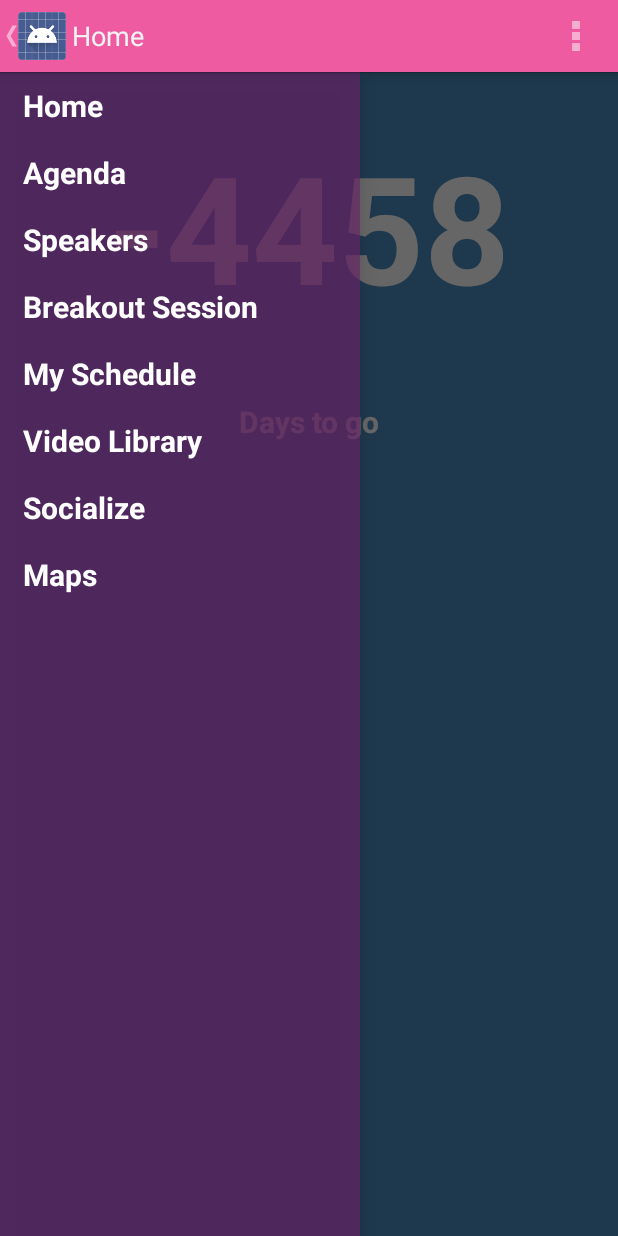
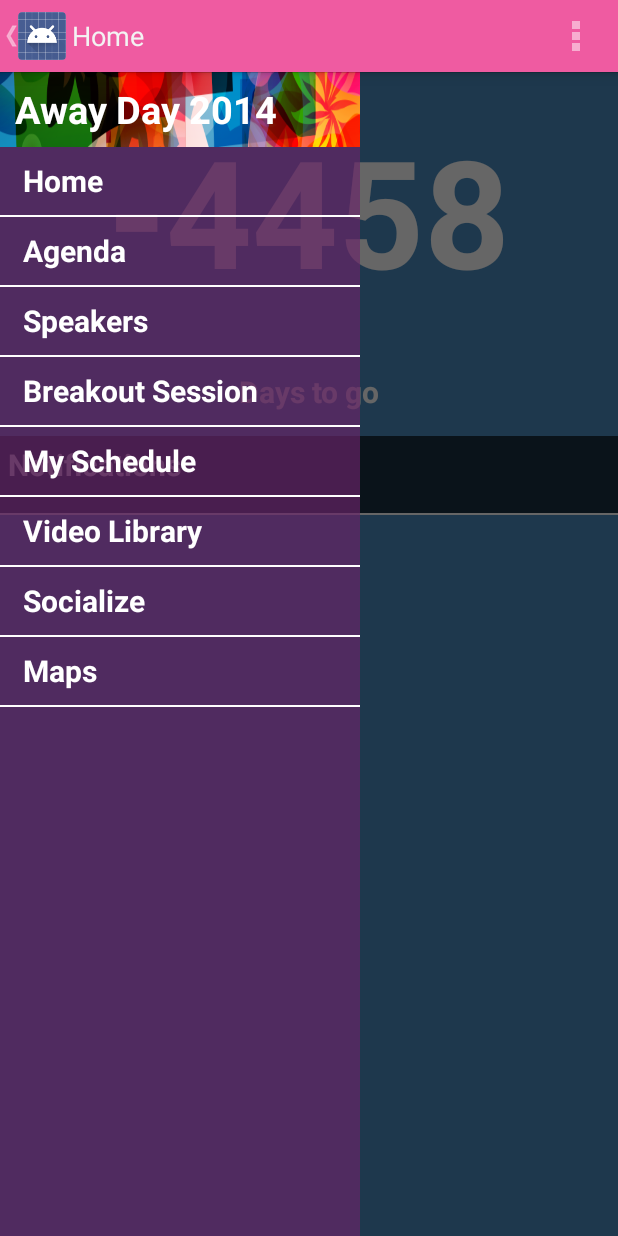
Before and after one commit to thotegowda/awayday2014, an Android app: the screen it shows after launch (HomeActivity), with the side drawer open, on a phone screen of 412 x 824 dp. Run offline under Robolectric (Android 15) with nearby library versions, the phone set to English and light mode, and no system bars; 7 statements that could not run were skipped.

Commit message:
Thote | styled home screen and navigation drawer.

```diff
--- a/app/src/main/java/com/twi/awayday2014/HomeActivity.java
+++ b/app/src/main/java/com/twi/awayday2014/HomeActivity.java
@@ -12,10 +12,7 @@ import android.support.v4.app.ActionBarDrawerToggle;
 import android.support.v4.view.GravityCompat;
 import android.support.v4.widget.DrawerLayout;
 import android.view.*;
-import android.widget.AdapterView;
-import android.widget.ArrayAdapter;
-import android.widget.ListView;
-import android.widget.Toast;
+import android.widget.*;
 import com.twi.awayday2014.fragments.*;
 import com.twi.awayday2014.models.Tweeter;
 
@@ -34,13 +31,13 @@ public class HomeActivity extends Activity {
     private String mDrawerTitle;
     private String[] mPlanetTitles;
     private DrawerLayout mDrawerLayout;
-    private ListView mDrawerList;
     private ActionBarDrawerToggle mDrawerToggle;
+    private int mCurrentPosition = -1;
+
+    private LinearLayout navigationLayout;
+    private ListView navigationList;
 
     private static final Tweeter tweeter = new Tweeter();
-
-    private int mCurrentPosition = -1;
-
     public static Tweeter getTweeter() {
         return tweeter;
     }
@@ -48,20 +45,21 @@ public class HomeActivity extends Activity {
     @Override
     protected void onCreate(Bundle savedInstanceState) {
         super.onCreate(savedInstanceState);
+
         setContentView(R.layout.activity_home);
 
         mTitle = mDrawerTitle = (String) getTitle();
         mPlanetTitles = getResources().getStringArray(R.array.navigation_array);
 
         mDrawerLayout = (DrawerLayout) findViewById(R.id.drawer_layout);
-        mDrawerList = (ListView) findViewById(R.id.left_drawer);
+
+        navigationLayout = (LinearLayout) findViewById(R.id.navigation_layout);
+        navigationList = (ListView) navigationLayout.findViewById(R.id.navigation_list);
 
         mDrawerLayout.setDrawerShadow(R.drawable.drawer_shadow, GravityCompat.START);
-
-        mDrawerList.setAdapter(new ArrayAdapter<String>(this,
+        navigationList.setAdapter(new ArrayAdapter<String>(this,
                 R.layout.navigation_item, mPlanetTitles));
-
-        mDrawerList.setOnItemClickListener(new DrawerItemClickListener());
+        navigationList.setOnItemClickListener(new DrawerItemClickListener());
 
         getActionBar().setDisplayHomeAsUpEnabled(true);
         getActionBar().setHomeButtonEnabled(true);
@@ -102,7 +100,7 @@ public class HomeActivity extends Activity {
 
     @Override
     public boolean onPrepareOptionsMenu(Menu menu) {
-        boolean drawerOpen = mDrawerLayout.isDrawerOpen(mDrawerList);
+        boolean drawerOpen = mDrawerLayout.isDrawerOpen(navigationLayout);
         menu.findItem(R.id.action_settings).setVisible(!drawerOpen);
         return super.onPrepareOptionsMenu(menu);
     }
@@ -125,7 +123,7 @@ public class HomeActivity extends Activity {
         @Override
         public void onItemClick(AdapterView<?> parent, View view, int position, long id) {
             if (mCurrentPosition == position) {
-                mDrawerLayout.closeDrawer(mDrawerList);
+                mDrawerLayout.closeDrawer(navigationList);
                 return;
             }
             mCurrentPosition = position;
@@ -136,10 +134,10 @@ public class HomeActivity extends Activity {
     private void selectItem(int position) {
         startFragment(position);
 
-        mDrawerList.setItemChecked(position, true);
+        navigationList.setItemChecked(position, true);
         setTitle(mPlanetTitles[position]);
 
-        mDrawerLayout.closeDrawer(mDrawerList);
+        mDrawerLayout.closeDrawer(navigationLayout);
     }
 
     private void startFragment(int position) {
--- a/app/src/main/java/com/twi/awayday2014/Locator.java
+++ b/app/src/main/java/com/twi/awayday2014/models/Locator.java
@@ -1,4 +1,4 @@
-package com.twi.awayday2014;
+package com.twi.awayday2014.models;
 
 import android.annotation.SuppressLint;
 import android.app.Activity;
--- a/app/src/main/res/layout/activity_home.xml
+++ b/app/src/main/res/layout/activity_home.xml
@@ -1,30 +1,40 @@
-<!-- A DrawerLayout is intended to be used as the top-level content view using match_parent for both width and height to consume the full space available. -->
 <android.support.v4.widget.DrawerLayout
         xmlns:android="http://schemas.android.com/apk/res/android"
         android:id="@+id/drawer_layout"
         android:layout_width="match_parent"
         android:layout_height="match_parent">
 
-    <!-- As the main content view, the view below consumes the entire
-         space available using match_parent in both dimensions. -->
     <FrameLayout
             android:id="@+id/content_frame"
             android:layout_width="match_parent"
-        android:layout_height="match_parent" />
+            android:layout_height="match_parent"/>
 
-    <!-- android:layout_gravity="start" tells DrawerLayout to treat
-         this as a sliding drawer on the left side for left-to-right
-         languages and on the right side for right-to-left languages.
-         The drawer is given a fixed width in dp and extends the full height of
-         the container. A solid background is used for contrast
-         with the content view. -->
-    <ListView
-        android:id="@+id/left_drawer"
+    <LinearLayout
+            android:id="@+id/navigation_layout"
             android:layout_width="240dp"
             android:layout_height="match_parent"
-        android:layout_gravity="start"
+            android:layout_gravity="left"
+            android:orientation="vertical">
+
+        <TextView
+                android:layout_width="match_parent"
+                android:layout_height="50dp"
+                android:text="@string/app_name"
+                android:gravity="left|center_vertical"
+                android:textColor="@color/navigation_bar_text"
+                android:textSize="@dimen/navigation_title_text_size"
+                android:textStyle="bold"
+                android:paddingLeft="10dp"
+                android:background="@drawable/title_background"/>
+
+        <ListView
+                android:id="@+id/navigation_list"
+                android:layout_width="match_parent"
+                android:layout_height="0dp"
+                android:layout_weight="1"
                 android:choiceMode="singleChoice"
-        android:divider="@android:color/transparent"
-        android:dividerHeight="0dp"
+                android:divider="@android:color/white"
+                android:dividerHeight="1dp"
                 android:background="@color/navigation_bar_bg"/>
+    </LinearLayout>
 </android.support.v4.widget.DrawerLayout>
--- a/app/src/main/res/layout/navigation_item.xml
+++ b/app/src/main/res/layout/navigation_item.xml
@@ -3,7 +3,7 @@
     android:layout_width="fill_parent"
     android:layout_height="45dp"
     android:gravity="left|center_vertical"
-    android:textSize="20sp"
+    android:textSize="@dimen/navigation_item_text_size"
     android:textStyle="bold"
     android:paddingLeft="15dp"
     android:textColor="@color/navigation_bar_text"/>
--- a/app/src/main/res/layout/notification_item.xml
+++ b/app/src/main/res/layout/notification_item.xml
@@ -12,7 +12,7 @@
             android:layout_width="0dp"
             android:layout_weight="85"
             android:layout_height="match_parent"
-            android:maxLines="2"
+            android:maxLines="3"
             android:ellipsize="end"
             android:textColor="@color/notification_item_text"/>
 
--- a/app/src/main/res/values/dimens.xml
+++ b/app/src/main/res/values/dimens.xml
@@ -8,7 +8,9 @@
     <dimen name="tweet_text_size">11dp</dimen>
     <dimen name="tweet_time_text_size">11dp</dimen>
     <dimen name="list_divider_height">1dp</dimen>
-    <dimen name="notification_item_height">50dp</dimen>
+    <dimen name="notification_item_height">65dp</dimen>
     <dimen name="session_text_view_height">25dp</dimen>
     <dimen name="session_row_height">250dp</dimen>
+    <dimen name="navigation_title_text_size">25sp</dimen>
+    <dimen name="navigation_item_text_size">20sp</dimen>
 </resources>
--- a/app/src/main/res/values/strings.xml
+++ b/app/src/main/res/values/strings.xml
@@ -21,10 +21,10 @@
     <string name="coming_soon">Coming Soon...</string>
     <string name="app_not_available">Not yet implemented</string>
     <string name="title_activity_push">PushActivity</string>
-    <string name="hello_world">Hello world!</string>
     <string name="push_header">Push the notification</string>
     <string name="push">Push</string>
     <string name="playerview_text">Youtube Video</string>
     <string name="diplay_notification">Display Notification?</string>
+    <string name="notifications_title">Notifications</string>
 
 </resources>
```
Also changed, not shown: app/src/main/java/com/twi/awayday2014/fragments/HomeFragment.java (+1 -19 lines), app/src/main/java/com/twi/awayday2014/fragments/MapFragment.java (+1 -6 lines), app/src/main/res/layout/fragment_home.xml (+21 -4 lines), 2 other files. Lines whose indentation alone changed are shown as unchanged.
